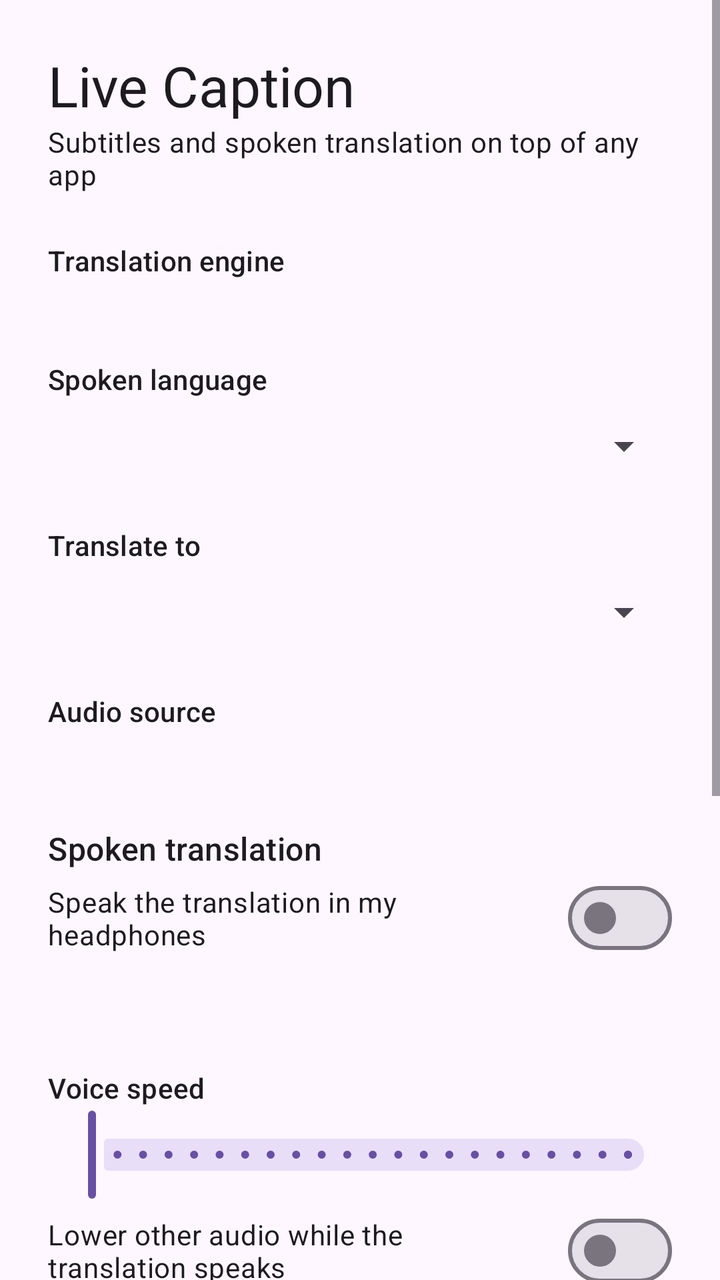
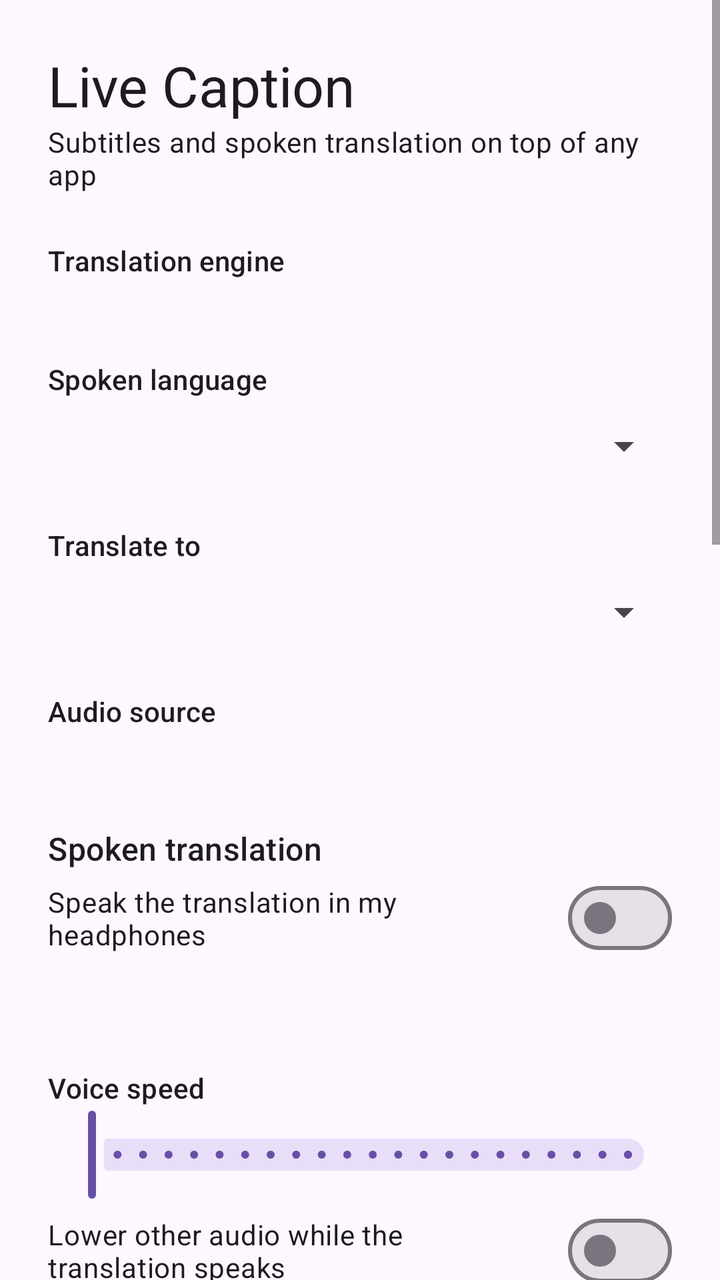

Compare the two renders of this Android layout. The source of the first and the diff that turns it into the second are given below.
<!-- AndroidManifest.xml: application theme Theme.LiveCaption -->
<!-- res/layout/activity_main.xml -->
<?xml version="1.0" encoding="utf-8"?>
<ScrollView xmlns:android="http://schemas.android.com/apk/res/android"
    xmlns:app="http://schemas.android.com/apk/res-auto"
    android:id="@+id/root"
    android:layout_width="match_parent"
    android:layout_height="match_parent"
    android:fillViewport="true">

    <LinearLayout
        android:layout_width="match_parent"
        android:layout_height="wrap_content"
        android:orientation="vertical"
        android:padding="24dp">

        <TextView
            android:layout_width="wrap_content"
            android:layout_height="wrap_content"
            android:text="@string/app_name"
            android:textAppearance="?attr/textAppearanceHeadlineMedium" />

        <TextView
            android:layout_width="wrap_content"
            android:layout_height="wrap_content"
            android:layout_marginBottom="24dp"
            android:text="@string/tagline"
            android:textAppearance="?attr/textAppearanceBodyMedium" />

        

        <TextView
            android:layout_width="wrap_content"
            android:layout_height="wrap_content"
            android:text="@string/engine"
            android:textAppearance="?attr/textAppearanceLabelLarge" />

        <com.google.android.material.button.MaterialButtonToggleGroup
            android:id="@+id/engine"
            android:layout_width="match_parent"
            android:layout_height="wrap_content"
            android:layout_marginTop="4dp"
            app:selectionRequired="true"
            app:singleSelection="true">

            <Button
                android:id="@+id/engineOffline"
                style="?attr/materialButtonOutlinedStyle"
                android:layout_width="0dp"
                android:layout_height="wrap_content"
                android:layout_weight="1"
                android:text="@string/engine_offline" />

            <Button
                android:id="@+id/engineGemini"
                style="?attr/materialButtonOutlinedStyle"
                android:layout_width="0dp"
                android:layout_height="wrap_content"
                android:layout_weight="1"
                android:text="@string/engine_gemini" />

            <Button
                android:id="@+id/engineLive"
                style="?attr/materialButtonOutlinedStyle"
                android:layout_width="0dp"
                android:layout_height="wrap_content"
                android:layout_weight="1"
                android:text="@string/engine_live" />
        </com.google.android.material.button.MaterialButtonToggleGroup>

        <TextView
            android:id="@+id/engineHint"
            android:layout_width="match_parent"
            android:layout_height="wrap_content"
            android:layout_marginTop="4dp"
            android:layout_marginBottom="16dp"
            android:textAppearance="?attr/textAppearanceBodySmall" />

        <LinearLayout
            android:id="@+id/onlineSettings"
            android:layout_width="match_parent"
            android:layout_height="wrap_content"
            android:layout_marginBottom="16dp"
            android:orientation="vertical"
            android:visibility="gone">

            <com.google.android.material.textfield.TextInputLayout
                android:id="@+id/apiKeyLayout"
                style="?attr/textInputOutlinedStyle"
                android:layout_width="match_parent"
                android:layout_height="wrap_content"
                android:hint="@string/api_key"
                app:endIconMode="password_toggle">

                <com.google.android.material.textfield.TextInputEditText
                    android:id="@+id/apiKey"
                    android:layout_width="match_parent"
                    android:layout_height="wrap_content"
                    android:importantForAutofill="no"
                    android:inputType="textPassword"
                    android:maxLines="1" />
            </com.google.android.material.textfield.TextInputLayout>

            <TextView
                android:layout_width="match_parent"
                android:layout_height="wrap_content"
                android:layout_marginTop="4dp"
                android:text="@string/api_key_hint"
                android:textAppearance="?attr/textAppearanceBodySmall" />
        </LinearLayout>

        

        <TextView
            android:layout_width="wrap_content"
            android:layout_height="wrap_content"
            android:labelFor="@+id/sourceLanguage"
            android:text="@string/spoken_language"
            android:textAppearance="?attr/textAppearanceLabelLarge" />

        <Spinner
            android:id="@+id/sourceLanguage"
            android:layout_width="match_parent"
            android:layout_height="48dp"
            android:layout_marginBottom="16dp" />

        <TextView
            android:id="@+id/sourceAuto"
            android:layout_width="match_parent"
            android:layout_height="wrap_content"
            android:layout_marginTop="4dp"
            android:layout_marginBottom="16dp"
            android:text="@string/spoken_language_auto"
            android:textAppearance="?attr/textAppearanceBodyMedium"
            android:visibility="gone" />

        <TextView
            android:layout_width="wrap_content"
            android:layout_height="wrap_content"
            android:labelFor="@+id/targetLanguage"
            android:text="@string/translate_to"
            android:textAppearance="?attr/textAppearanceLabelLarge" />

        <Spinner
            android:id="@+id/targetLanguage"
            android:layout_width="match_parent"
            android:layout_height="48dp"
            android:layout_marginBottom="16dp" />

        <TextView
            android:id="@+id/offlineKhmerHint"
            android:layout_width="match_parent"
            android:layout_height="wrap_content"
            android:layout_marginBottom="16dp"
            android:text="@string/khmer_offline_hint"
            android:textAppearance="?attr/textAppearanceBodySmall"
            android:visibility="gone" />

        

        <TextView
            android:layout_width="wrap_content"
            android:layout_height="wrap_content"
            android:text="@string/audio_source"
            android:textAppearance="?attr/textAppearanceLabelLarge" />

        <com.google.android.material.button.MaterialButtonToggleGroup
            android:id="@+id/audioSource"
            android:layout_width="match_parent"
            android:layout_height="wrap_content"
            android:layout_marginTop="4dp"
            app:selectionRequired="true"
            app:singleSelection="true">

            <Button
                android:id="@+id/sourceDevice"
                style="?attr/materialButtonOutlinedStyle"
                android:layout_width="0dp"
                android:layout_height="wrap_content"
                android:layout_weight="1"
                android:text="@string/source_device" />

            <Button
                android:id="@+id/sourceMic"
                style="?attr/materialButtonOutlinedStyle"
                android:layout_width="0dp"
                android:layout_height="wrap_content"
                android:layout_weight="1"
                android:text="@string/source_mic" />
        </com.google.android.material.button.MaterialButtonToggleGroup>

        <TextView
            android:id="@+id/audioSourceHint"
            android:layout_width="match_parent"
            android:layout_height="wrap_content"
            android:layout_marginTop="4dp"
            android:layout_marginBottom="24dp"
            android:textAppearance="?attr/textAppearanceBodySmall" />

        

        <TextView
            android:layout_width="wrap_content"
            android:layout_height="wrap_content"
            android:text="@string/voice_section"
            android:textAppearance="?attr/textAppearanceTitleMedium" />

        <com.google.android.material.materialswitch.MaterialSwitch
            android:id="@+id/voiceEnabled"
            android:layout_width="match_parent"
            android:layout_height="wrap_content"
            android:text="@string/voice_enabled" />

        <LinearLayout
            android:id="@+id/voiceSettings"
            android:layout_width="match_parent"
            android:layout_height="wrap_content"
            android:orientation="vertical">

            <TextView
                android:id="@+id/voiceHint"
                android:layout_width="match_parent"
                android:layout_height="wrap_content"
                android:layout_marginBottom="8dp"
                android:textAppearance="?attr/textAppearanceBodySmall" />

            <LinearLayout
                android:id="@+id/ttsSettings"
                android:layout_width="match_parent"
                android:layout_height="wrap_content"
                android:orientation="vertical">

                <TextView
                    android:id="@+id/voiceStatus"
                    android:layout_width="match_parent"
                    android:layout_height="wrap_content"
                    android:textAppearance="?attr/textAppearanceBodyMedium" />

                <LinearLayout
                    android:layout_width="match_parent"
                    android:layout_height="wrap_content"
                    android:orientation="horizontal">

                    <Button
                        android:id="@+id/installVoice"
                        style="?attr/materialButtonOutlinedStyle"
                        android:layout_width="wrap_content"
                        android:layout_height="wrap_content"
                        android:layout_marginEnd="8dp"
                        android:text="@string/voice_install"
                        android:visibility="gone" />

                    <Button
                        android:id="@+id/testVoice"
                        style="?attr/materialButtonOutlinedStyle"
                        android:layout_width="wrap_content"
                        android:layout_height="wrap_content"
                        android:text="@string/voice_test"
                        android:visibility="gone" />
                </LinearLayout>

                <TextView
                    android:layout_width="wrap_content"
                    android:layout_height="wrap_content"
                    android:layout_marginTop="8dp"
                    android:text="@string/voice_speed"
                    android:textAppearance="?attr/textAppearanceLabelLarge" />

                <com.google.android.material.slider.Slider
                    android:id="@+id/voiceRate"
                    android:layout_width="match_parent"
                    android:layout_height="wrap_content"
                    android:contentDescription="@string/voice_speed"
                    android:stepSize="0.05"
                    android:valueFrom="0.7"
                    android:valueTo="1.8" />
            </LinearLayout>

            <com.google.android.material.materialswitch.MaterialSwitch
                android:id="@+id/duckOthers"
                android:layout_width="match_parent"
                android:layout_height="wrap_content"
                android:text="@string/voice_duck" />

            <com.google.android.material.materialswitch.MaterialSwitch
                android:id="@+id/allowSpeaker"
                android:layout_width="match_parent"
                android:layout_height="wrap_content"
                android:text="@string/voice_allow_speaker" />
        </LinearLayout>

        

        <TextView
            android:layout_width="wrap_content"
            android:layout_height="wrap_content"
            android:layout_marginTop="24dp"
            android:text="@string/captions_section"
            android:textAppearance="?attr/textAppearanceTitleMedium" />

        <com.google.android.material.materialswitch.MaterialSwitch
            android:id="@+id/showOriginal"
            android:layout_width="match_parent"
            android:layout_height="wrap_content"
            android:layout_marginBottom="8dp"
            android:text="@string/show_original" />

        <TextView
            android:layout_width="wrap_content"
            android:layout_height="wrap_content"
            android:text="@string/text_size"
            android:textAppearance="?attr/textAppearanceLabelLarge" />

        <com.google.android.material.slider.Slider
            android:id="@+id/textSize"
            android:layout_width="match_parent"
            android:layout_height="wrap_content"
            android:contentDescription="@string/text_size"
            android:stepSize="1"
            android:valueFrom="12"
            android:valueTo="32" />

        <Button
            android:id="@+id/toggle"
            android:layout_width="match_parent"
            android:layout_height="64dp"
            android:layout_marginTop="16dp"
            android:text="@string/start" />

        <com.google.android.material.progressindicator.LinearProgressIndicator
            android:id="@+id/progress"
            android:layout_width="match_parent"
            android:layout_height="wrap_content"
            android:layout_marginTop="12dp"
            android:indeterminate="true"
            android:visibility="invisible" />

        <TextView
            android:id="@+id/status"
            android:layout_width="match_parent"
            android:layout_height="wrap_content"
            android:layout_marginTop="8dp"
            android:text="@string/status_idle"
            android:textAppearance="?attr/textAppearanceBodyMedium" />
    </LinearLayout>
</ScrollView>
<!-- resources referenced by this layout -->
<resources>
  <string name="api_key">Gemini API key</string>
  <string name="api_key_hint">Create a free key at aistudio.google.com/apikey. Free keys have per-minute and per-day limits.</string>
  <string name="app_name">Live Caption</string>
  <string name="audio_source">Audio source</string>
  <string name="captions_section">Captions</string>
  <string name="engine">Translation engine</string>
  <string name="engine_gemini">Gemini</string>
  <string name="engine_live">Gemini Live</string>
  <string name="engine_offline">Offline</string>
  <string name="khmer_offline_hint">Works without internet after a one-time 910 MB download (use Wi-Fi). Slower and less accurate than Gemini: the Khmer line appears a few seconds after each sentence ends. Needs a phone with about 6 GB of RAM or more.</string>
  <string name="show_original">Show original text above translation</string>
  <string name="source_device">Device audio</string>
  <string name="source_mic">Microphone</string>
  <string name="spoken_language">Spoken language</string>
  <string name="spoken_language_auto">Detected automatically by Gemini Live (70+ languages, including Khmer).</string>
  <string name="start">Start captions</string>
  <string name="status_idle">Ready. Models download on first use; the Offline engine then works without internet.</string>
  <string name="tagline">Subtitles and spoken translation on top of any app</string>
  <string name="text_size">Caption text size</string>
  <string name="translate_to">Translate to</string>
  <string name="voice_allow_speaker">Use the phone speaker when no headphones are connected</string>
  <string name="voice_duck">Lower other audio while the translation speaks</string>
  <string name="voice_enabled">Speak the translation in my headphones</string>
  <string name="voice_install">Download voice</string>
  <string name="voice_section">Spoken translation</string>
  <string name="voice_speed">Voice speed</string>
  <string name="voice_test">Test voice</string>
  <style name="Theme.LiveCaption" parent="Theme.Material3.DayNight.NoActionBar" />
</resources>

<!-- the commit's change to res/layout/activity_main.xml (unified diff, before → after) -->
@@ -44,6 +44,8 @@
             <Button
                 android:id="@+id/engineOffline"
                 style="?attr/materialButtonOutlinedStyle"
+                android:paddingLeft="4dp"
+                android:paddingRight="4dp"
                 android:layout_width="0dp"
                 android:layout_height="wrap_content"
                 android:layout_weight="1"
@@ -52,6 +54,8 @@
             <Button
                 android:id="@+id/engineGemini"
                 style="?attr/materialButtonOutlinedStyle"
+                android:paddingLeft="4dp"
+                android:paddingRight="4dp"
                 android:layout_width="0dp"
                 android:layout_height="wrap_content"
                 android:layout_weight="1"
@@ -60,6 +64,8 @@
             <Button
                 android:id="@+id/engineLive"
                 style="?attr/materialButtonOutlinedStyle"
+                android:paddingLeft="4dp"
+                android:paddingRight="4dp"
                 android:layout_width="0dp"
                 android:layout_height="wrap_content"
                 android:layout_weight="1"
@@ -105,6 +111,30 @@
                 android:layout_marginTop="4dp"
                 android:text="@string/api_key_hint"
                 android:textAppearance="?attr/textAppearanceBodySmall" />
+
+            <com.google.android.material.textfield.TextInputLayout
+                android:id="@+id/topicLayout"
+                style="?attr/textInputOutlinedStyle"
+                android:layout_width="match_parent"
+                android:layout_height="wrap_content"
+                android:layout_marginTop="12dp"
+                android:hint="@string/topic">
+
+                <com.google.android.material.textfield.TextInputEditText
+                    android:id="@+id/topic"
+                    android:layout_width="match_parent"
+                    android:layout_height="wrap_content"
+                    android:inputType="textCapSentences"
+                    android:maxLength="120"
+                    android:maxLines="1" />
+            </com.google.android.material.textfield.TextInputLayout>
+
+            <TextView
+                android:layout_width="match_parent"
+                android:layout_height="wrap_content"
+                android:layout_marginTop="4dp"
+                android:text="@string/topic_hint"
+                android:textAppearance="?attr/textAppearanceBodySmall" />
         </LinearLayout>
 
         
@@ -271,7 +301,8 @@
                     android:contentDescription="@string/voice_speed"
                     android:stepSize="0.05"
                     android:valueFrom="0.7"
-                    android:valueTo="1.8" />
+                    android:valueTo="1.8" 
+            app:tickVisibilityMode="hidden" />
             </LinearLayout>
 
             <com.google.android.material.materialswitch.MaterialSwitch
@@ -285,6 +316,12 @@
                 android:layout_width="match_parent"
                 android:layout_height="wrap_content"
                 android:text="@string/voice_allow_speaker" />
+
+            <com.google.android.material.materialswitch.MaterialSwitch
+                android:id="@+id/voiceBoost"
+                android:layout_width="match_parent"
+                android:layout_height="wrap_content"
+                android:text="@string/voice_boost" />
         </LinearLayout>
 
         
@@ -296,12 +333,75 @@
             android:text="@string/captions_section"
             android:textAppearance="?attr/textAppearanceTitleMedium" />
 
-        <com.google.android.material.materialswitch.MaterialSwitch
-            android:id="@+id/showOriginal"
+        <TextView
             android:layout_width="match_parent"
             android:layout_height="wrap_content"
             android:layout_marginBottom="8dp"
-            android:text="@string/show_original" />
+            android:text="@string/captions_live_hint"
+            android:textAppearance="?attr/textAppearanceBodySmall" />
+
+        
+        <FrameLayout
+            android:layout_width="match_parent"
+            android:layout_height="wrap_content"
+            android:layout_marginBottom="12dp"
+            android:background="@drawable/preview_backdrop"
+            android:contentDescription="@string/preview_description"
+            android:minHeight="140dp"
+            android:padding="12dp">
+
+            <com.livecaption.app.SubtitleView
+                android:id="@+id/preview"
+                android:layout_width="match_parent"
+                android:layout_height="wrap_content"
+                android:layout_gravity="bottom|center_horizontal" />
+        </FrameLayout>
+
+        <TextView
+            android:layout_width="wrap_content"
+            android:layout_height="wrap_content"
+            android:text="@string/caption_style"
+            android:textAppearance="?attr/textAppearanceLabelLarge" />
+
+        <com.google.android.material.button.MaterialButtonToggleGroup
+            android:id="@+id/subtitleStyle"
+            android:layout_width="match_parent"
+            android:layout_height="wrap_content"
+            android:layout_marginTop="4dp"
+            android:layout_marginBottom="8dp"
+            app:selectionRequired="true"
+            app:singleSelection="true">
+
+            <Button
+                android:id="@+id/styleBox"
+                style="?attr/materialButtonOutlinedStyle"
+                android:paddingLeft="4dp"
+                android:paddingRight="4dp"
+                android:layout_width="0dp"
+                android:layout_height="wrap_content"
+                android:layout_weight="1"
+                android:text="@string/style_box" />
+
+            <Button
+                android:id="@+id/styleOutline"
+                style="?attr/materialButtonOutlinedStyle"
+                android:paddingLeft="4dp"
+                android:paddingRight="4dp"
+                android:layout_width="0dp"
+                android:layout_height="wrap_content"
+                android:layout_weight="1"
+                android:text="@string/style_outline" />
+
+            <Button
+                android:id="@+id/styleContrast"
+                style="?attr/materialButtonOutlinedStyle"
+                android:paddingLeft="4dp"
+                android:paddingRight="4dp"
+                android:layout_width="0dp"
+                android:layout_height="wrap_content"
+                android:layout_weight="1"
+                android:text="@string/style_contrast" />
+        </com.google.android.material.button.MaterialButtonToggleGroup>
 
         <TextView
             android:layout_width="wrap_content"
@@ -316,7 +416,84 @@
             android:contentDescription="@string/text_size"
             android:stepSize="1"
             android:valueFrom="12"
-            android:valueTo="32" />
+            android:valueTo="40" 
+            app:tickVisibilityMode="hidden" />
+
+        <TextView
+            android:id="@+id/backgroundLabel"
+            android:layout_width="wrap_content"
+            android:layout_height="wrap_content"
+            android:text="@string/caption_background"
+            android:textAppearance="?attr/textAppearanceLabelLarge" />
+
+        <com.google.android.material.slider.Slider
+            android:id="@+id/boxOpacity"
+            android:layout_width="match_parent"
+            android:layout_height="wrap_content"
+            android:contentDescription="@string/caption_background"
+            android:stepSize="0.05"
+            android:valueFrom="0"
+            android:valueTo="1" 
+            app:tickVisibilityMode="hidden" />
+
+        <TextView
+            android:layout_width="wrap_content"
+            android:layout_height="wrap_content"
+            android:text="@string/caption_lines"
+            android:textAppearance="?attr/textAppearanceLabelLarge" />
+
+        <com.google.android.material.slider.Slider
+            android:id="@+id/captionLines"
+            android:layout_width="match_parent"
+            android:layout_height="wrap_content"
+            android:contentDescription="@string/caption_lines"
+            android:stepSize="1"
+            android:valueFrom="1"
+            android:valueTo="4" />
+
+        <TextView
+            android:layout_width="wrap_content"
+            android:layout_height="wrap_content"
+            android:text="@string/caption_alignment"
+            android:textAppearance="?attr/textAppearanceLabelLarge" />
+
+        <com.google.android.material.button.MaterialButtonToggleGroup
+            android:id="@+id/alignment"
+            android:layout_width="match_parent"
+            android:layout_height="wrap_content"
+            android:layout_marginTop="4dp"
+            android:layout_marginBottom="8dp"
+            app:selectionRequired="true"
+            app:singleSelection="true">
+
+            <Button
+                android:id="@+id/alignCenter"
+                style="?attr/materialButtonOutlinedStyle"
+                android:layout_width="0dp"
+                android:layout_height="wrap_content"
+                android:layout_weight="1"
+                android:text="@string/align_center" />
+
+            <Button
+                android:id="@+id/alignLeft"
+                style="?attr/materialButtonOutlinedStyle"
+                android:layout_width="0dp"
+                android:layout_height="wrap_content"
+                android:layout_weight="1"
+                android:text="@string/align_left" />
+        </com.google.android.material.button.MaterialButtonToggleGroup>
+
+        <com.google.android.material.materialswitch.MaterialSwitch
+            android:id="@+id/showOriginal"
+            android:layout_width="match_parent"
+            android:layout_height="wrap_content"
+            android:text="@string/show_original" />
+
+        <com.google.android.material.materialswitch.MaterialSwitch
+            android:id="@+id/syncCaptions"
+            android:layout_width="match_parent"
+            android:layout_height="wrap_content"
+            android:text="@string/sync_captions" />
 
         <Button
             android:id="@+id/toggle"
<!-- resource entries referenced after the edit -->
@@ -1,15 +1,31 @@
 <!-- resources referenced by this layout -->
 <resources>
+  <!-- drawable preview_backdrop (drawable) -->
+  <shape xmlns:android="http://schemas.android.com/apk/res/android" android:shape="rectangle">
+      <gradient
+          android:angle="135"
+          android:endColor="#FF5B6B7A"
+          android:startColor="#FF1E2A36" />
+      <corners android:radius="16dp" />
+  </shape>
+  <string name="align_center">Center</string>
+  <string name="align_left">Left</string>
   <string name="api_key">Gemini API key</string>
   <string name="api_key_hint">Create a free key at aistudio.google.com/apikey. Free keys have per-minute and per-day limits.</string>
   <string name="app_name">Live Caption</string>
   <string name="audio_source">Audio source</string>
-  <string name="captions_section">Captions</string>
+  <string name="caption_alignment">Alignment</string>
+  <string name="caption_background">Background</string>
+  <string name="caption_lines">Lines of text</string>
+  <string name="caption_style">Style</string>
+  <string name="captions_live_hint">Changes apply to running captions right away. While captions run, tap them for quick controls.</string>
+  <string name="captions_section">Subtitles</string>
   <string name="engine">Translation engine</string>
   <string name="engine_gemini">Gemini</string>
   <string name="engine_live">Gemini Live</string>
   <string name="engine_offline">Offline</string>
   <string name="khmer_offline_hint">Works without internet after a one-time 910 MB download (use Wi-Fi). Slower and less accurate than Gemini: the Khmer line appears a few seconds after each sentence ends. Needs a phone with about 6 GB of RAM or more.</string>
+  <string name="preview_description">Preview of the subtitles</string>
   <string name="show_original">Show original text above translation</string>
   <string name="source_device">Device audio</string>
   <string name="source_mic">Microphone</string>
@@ -17,10 +33,17 @@
   <string name="spoken_language_auto">Detected automatically by Gemini Live (70+ languages, including Khmer).</string>
   <string name="start">Start captions</string>
   <string name="status_idle">Ready. Models download on first use; the Offline engine then works without internet.</string>
+  <string name="style_box">Box</string>
+  <string name="style_contrast">High contrast</string>
+  <string name="style_outline">Outline</string>
+  <string name="sync_captions">Show Gemini Live\'s text as its voice speaks it</string>
   <string name="tagline">Subtitles and spoken translation on top of any app</string>
   <string name="text_size">Caption text size</string>
+  <string name="topic">What are you watching? (optional)</string>
+  <string name="topic_hint">For example: football match, cooking show, physics lecture. Helps Gemini get names and terms right.</string>
   <string name="translate_to">Translate to</string>
   <string name="voice_allow_speaker">Use the phone speaker when no headphones are connected</string>
+  <string name="voice_boost">Louder Gemini Live voice</string>
   <string name="voice_duck">Lower other audio while the translation speaks</string>
   <string name="voice_enabled">Speak the translation in my headphones</string>
   <string name="voice_install">Download voice</string>
